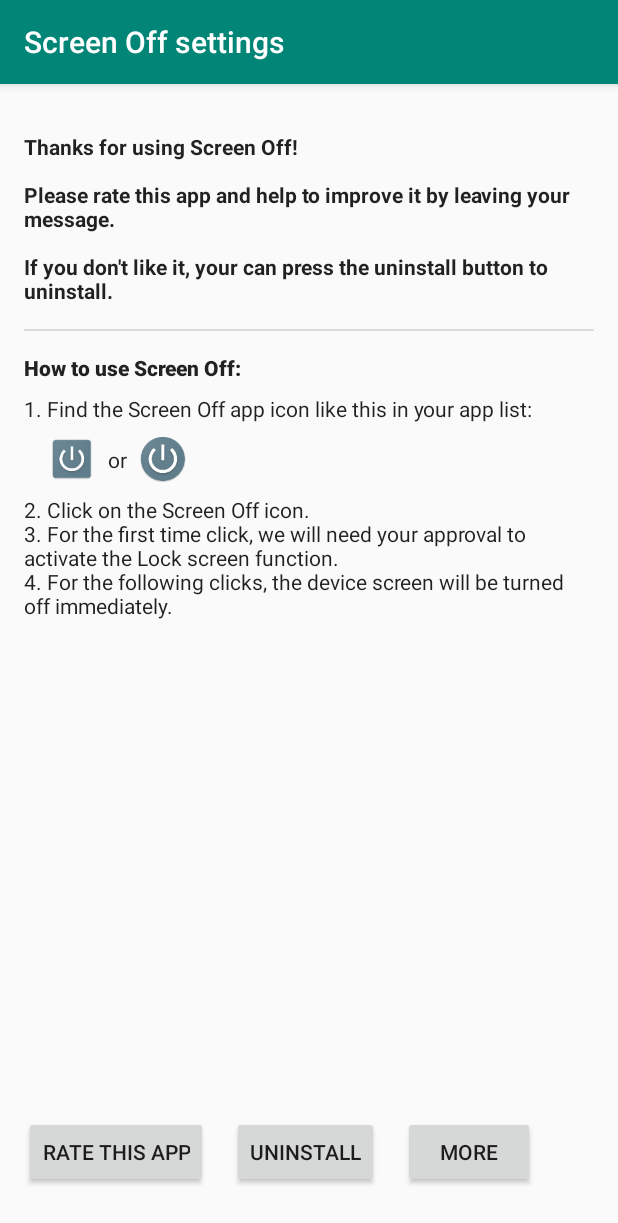
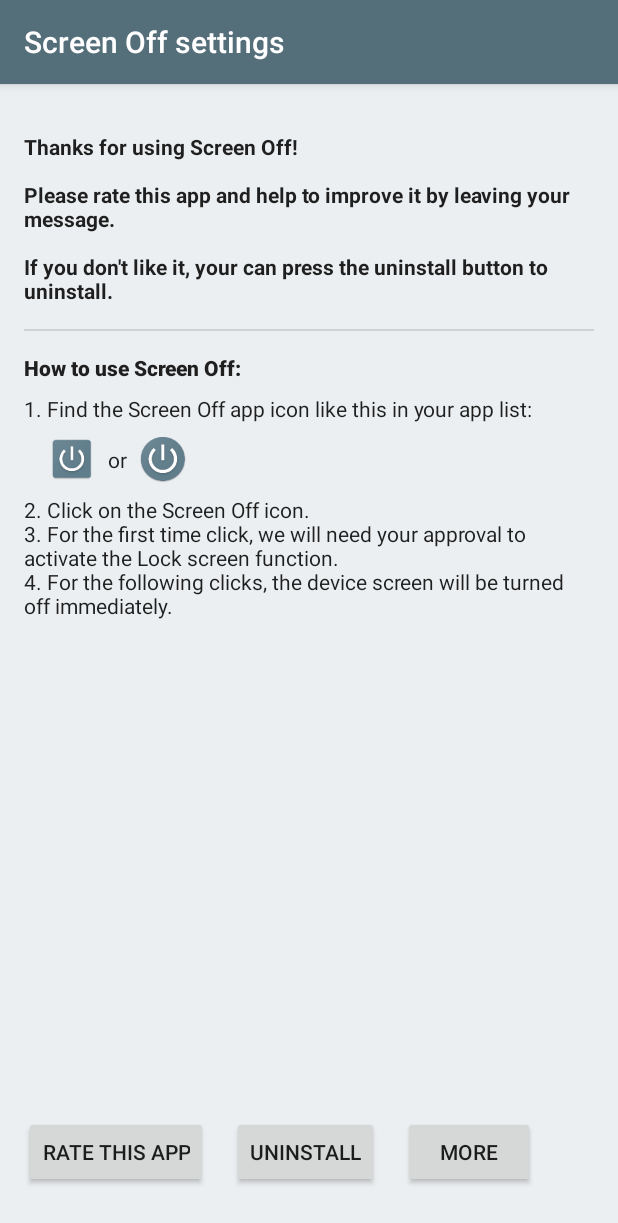
Before and after one commit to brian1143/ScreenOff, an Android app: the SettingsActivity screen opened directly, with no data from a screen before it, on a phone screen of 412 x 824 dp. Shown: the top 1223 px of the screen. Run offline under Robolectric (Android 15) with nearby library versions, the phone set to English and light mode, and no system bars.

Commit message:
change theme colors

```diff
--- a/app/src/main/res/layout/activity_settings.xml
+++ b/app/src/main/res/layout/activity_settings.xml
@@ -80,7 +80,6 @@
 
     <Button
         android:id="@+id/btn_uninstall"
-        style="@style/Widget.AppCompat.Button"
         android:layout_width="wrap_content"
         android:layout_height="wrap_content"
         android:layout_marginStart="16dp"
@@ -92,7 +91,6 @@
 
     <Button
         android:id="@+id/btn_rate"
-        style="@style/Widget.AppCompat.Button"
         android:layout_width="wrap_content"
         android:layout_height="wrap_content"
         android:layout_marginStart="16dp"
@@ -142,7 +140,6 @@
 
     <Button
         android:id="@+id/btnMore"
-        style="@style/Widget.AppCompat.Button"
         android:layout_width="wrap_content"
         android:layout_height="wrap_content"
         android:layout_marginStart="16dp"
--- a/app/src/main/res/values/colors.xml
+++ b/app/src/main/res/values/colors.xml
@@ -1,6 +1,18 @@
 <?xml version="1.0" encoding="utf-8"?>
 <resources>
-    <color name="colorPrimary">#008577</color>
-    <color name="colorPrimaryDark">#00574B</color>
-    <color name="colorAccent">#D81B60</color>
+    <color name="primaryColor">#546e7a</color>
+    <color name="primaryLightColor">#819ca9</color>
+    <color name="primaryDarkColor">#29434e</color>
+    <color name="secondaryColor">#7a6054</color>
+    <color name="secondaryLightColor">#aa8d80</color>
+    <color name="secondaryDarkColor">#4d362b</color>
+    <color name="primaryTextColor">#ffffff</color>
+    <color name="secondaryTextColor">#ffffff</color>
+
+    <color name="backgroundColor">#eceff1</color>
+
+    <color name="transparent">#00000000</color>
+    <color name="white">#FFFFFFFF</color>
+    <color name="black">#FF000000</color>
+    <color name="dark">#9A000000</color>
 </resources>
--- a/app/src/main/res/values/styles.xml
+++ b/app/src/main/res/values/styles.xml
@@ -3,9 +3,11 @@
     <!-- Base application theme. -->
     <style name="AppTheme" parent="Theme.AppCompat.Light.DarkActionBar">
         <!-- Customize your theme here. -->
-        <item name="colorPrimary">@color/colorPrimary</item>
-        <item name="colorPrimaryDark">@color/colorPrimaryDark</item>
-        <item name="colorAccent">@color/colorAccent</item>
+        <item name="colorPrimary">@color/primaryColor</item>
+        <item name="colorPrimaryDark">@color/primaryDarkColor</item>
+        <item name="colorAccent">@color/secondaryColor</item>
+
+        <item name="android:colorBackground">@color/backgroundColor</item>
     </style>
 
 </resources>
```
